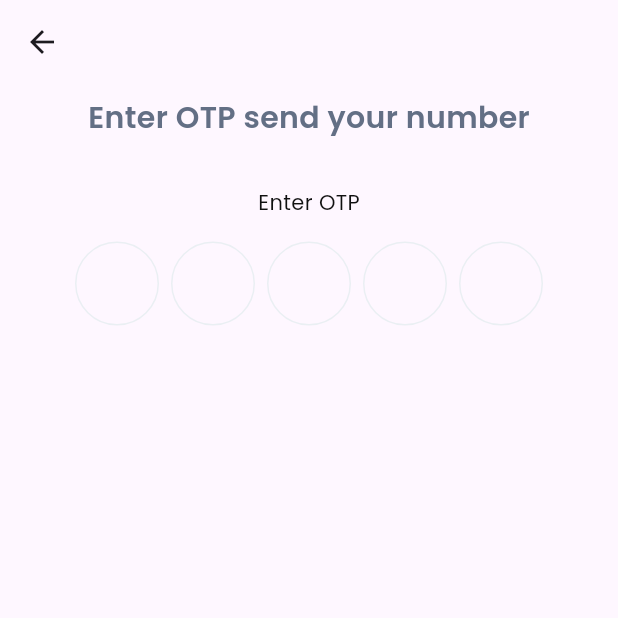
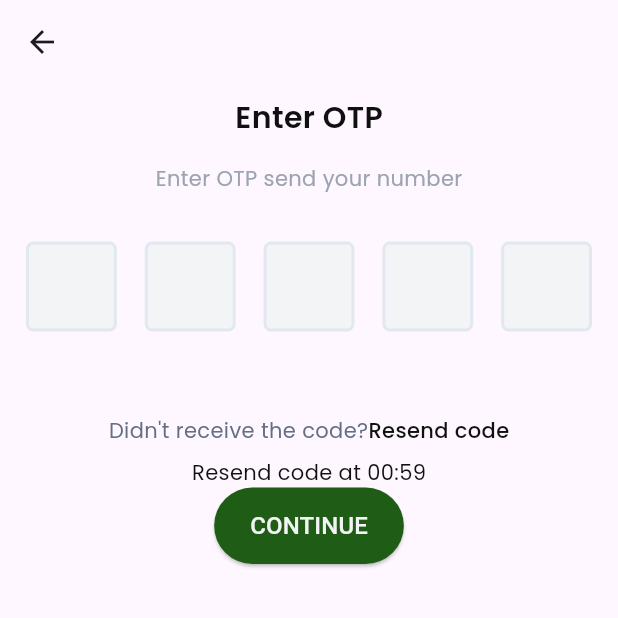
Before and after one commit to Shraboniakter/buyerapp, a Flutter app: the screen it shows after launch, after a tap on "CONTINUE", on a phone screen of 412 x 824 dp, the top half of it. Run offline on Flutter 3.47's test engine with Material 3 defaults, Android fonts, the phone set to English and light mode, and no system bars; drawn by our look-alikes of pin_code_fields, pinput; our stand-ins replace flutter_screenutil, flutter_spinkit, get, google_fonts, intl_phone_field.

```diff
--- a/lib/core/global_widget/custom_elevatedbuttom.dart
+++ b/lib/core/global_widget/custom_elevatedbuttom.dart
@@ -1,8 +1,8 @@
 import 'package:buyerapp/core/utils/app_colors.dart';
 import 'package:flutter/material.dart';
 
-class CustomButtom extends StatelessWidget {
-  const CustomButtom({
+class CustomElevatedButtom extends StatelessWidget {
+  const CustomElevatedButtom({
     super.key,
     required this.text,
     required this.onTap,
--- a/lib/core/utils/app_colors.dart
+++ b/lib/core/utils/app_colors.dart
@@ -6,4 +6,5 @@ class AppColors {
   static const Color grey1 = Color(0xff9BA4B0);
   static const Color white = Color(0xffF3F4F6);
   static const Color black = Color(0xff101010);
+  static const Color neutrals = Color(0xffE2E8F0);
 }
--- /dev/null
+++ b/lib/feature/auth/controller/otp_controller.dart
@@ -0,0 +1,37 @@
+import 'dart:async';
+import 'package:get/get.dart';
+
+class OTPController extends GetxController {
+  final RxInt start = 10.obs;
+  Timer? _timer;
+
+  @override
+  void onInit() {
+    _startTimer();
+    super.onInit();
+  }
+
+  void _startTimer() {
+    const oneSec = Duration(seconds: 1);
+    _timer = Timer.periodic(oneSec, (Timer timer) {
+      if (start.value == 0) {
+        timer.cancel();
+      } else {
+        start.value--;
+      }
+    });
+  }
+
+  void resendCode() {
+    if (start.value == 0) {
+      start.value = 10;
+      _startTimer();
+    }
+  }
+
+  @override
+  void onClose() {
+    _timer?.cancel();
+    super.onClose();
+  }
+}
--- a/lib/feature/auth/screen/login_or_signup_screen.dart
+++ b/lib/feature/auth/screen/login_or_signup_screen.dart
@@ -75,7 +75,7 @@ class LoginOrSignupScreen extends StatelessWidget {
 
                 SizedBox(
                   width: double.infinity,
-                  child: CustomButtom(
+                  child: CustomElevatedButtom(
                     text: "CONTINUE",
                     onTap: () {
                       Get.to(() => OtpScreen());
--- a/lib/feature/auth/screen/otp_screen.dart
+++ b/lib/feature/auth/screen/otp_screen.dart
@@ -1,41 +1,17 @@
+import 'package:buyerapp/core/global_widget/custom_elevatedbuttom.dart';
 import 'package:buyerapp/core/global_widget/custom_text.dart';
 import 'package:buyerapp/core/utils/app_colors.dart';
+import 'package:buyerapp/feature/auth/controller/otp_controller.dart';
 import 'package:flutter/material.dart';
 import 'package:flutter_screenutil/flutter_screenutil.dart';
 import 'package:get/get.dart';
-import 'package:pinput/pinput.dart';
+import 'package:pin_code_fields/pin_code_fields.dart';
 
 class OtpScreen extends StatelessWidget {
-  final TextEditingController pinController = TextEditingController();
-  final defaultPinTheme = PinTheme(
-    width: 56,
-    height: 56,
-    textStyle: TextStyle(
-      fontSize: 20,
-      color: AppColors.white,
-      // fontWeight: FontWeight.w600,
-    ),
-    decoration: BoxDecoration(
-      border: Border.all(color: Color.fromRGBO(234, 239, 243, 1)),
-      borderRadius: BorderRadius.circular(30.r),
-    ),
-  );
-  OtpScreen({super.key});
-
   @override
   Widget build(BuildContext context) {
-    final TextEditingController pinController = TextEditingController();
+    final OTPController controller = Get.put(OTPController());
 
-    final focusedPinTheme = defaultPinTheme.copyDecorationWith(
-      border: Border.all(color: const Color.fromARGB(255, 0, 0, 0)),
-      borderRadius: BorderRadius.circular(8.r),
-    );
-
-    final submittedPinTheme = defaultPinTheme.copyWith(
-      decoration: defaultPinTheme.decoration?.copyWith(
-        color: Color.fromRGBO(32, 127, 206, 1),
-      ),
-    );
     return Scaffold(
       appBar: AppBar(
         leading: IconButton(
@@ -54,29 +30,74 @@ class OtpScreen extends StatelessWidget {
             child: Column(
               children: [
                 CustomTextPoppins(
-                  text: "Enter OTP send your number",
+                  text: "Enter OTP",
                   size: 20,
-                  color: AppColors.grey,
+                  color: AppColors.black,
                   fontWeight: FontWeight.w600,
                 ),
+                SizedBox(height: 16),
+                CustomTextPoppins(
+                  text: "Enter OTP send your number",
+                  size: 14,
+                  color: AppColors.grey1,
+                  fontWeight: FontWeight.w400,
+                ),
                 SizedBox(height: 32),
+                PinCodeTextField(
+                  mainAxisAlignment: MainAxisAlignment.spaceAround,
+                  keyboardType: TextInputType.phone,
+                  length: 5,
+                  obscureText: false,
+                  animationType: AnimationType.fade,
+                  pinTheme: PinTheme(
+                    shape: PinCodeFieldShape.box,
+                    borderRadius: BorderRadius.circular(5),
+                    fieldHeight: 60,
+                    fieldWidth: 60.6,
+                    activeFillColor: AppColors.white,
+                    inactiveFillColor: AppColors.white,
+                    inactiveColor: AppColors.neutrals,
+                    selectedFillColor: AppColors.grey1,
+                  ),
+                  animationDuration: const Duration(milliseconds: 300),
+                  backgroundColor: Colors.transparent,
+                  enableActiveFill: true,
+                  onCompleted: (v) {
+                    print("Completed");
+                  },
+                  onChanged: (value) {
+                    print(value);
+                  },
+                  appContext: context,
+                ),
+                SizedBox(height: 40),
+                Row(
+                  mainAxisAlignment: MainAxisAlignment.center,
+                  children: [
+                    CustomTextPoppins(
+                      text: "Didn't receive the code?",
+                      size: 14,
+                      color: AppColors.grey,
+                      fontWeight: FontWeight.w400,
+                    ),
+                    CustomTextPoppins(
+                      text: "Resend code",
+                      size: 14,
+                      color: AppColors.black,
+                      fontWeight: FontWeight.w500,
+                    ),
+                  ],
+                ),
+                SizedBox(height: 8),
                 CustomTextPoppins(
-                  text: "Enter OTP",
+                  text: "Resend code at 00:59",
                   size: 14,
                   color: AppColors.black,
                   fontWeight: FontWeight.w400,
                 ),
-                SizedBox(height: 16),
-                Pinput(
-                  controller: pinController,
-                  length: 5,
-                  defaultPinTheme: defaultPinTheme,
-                  focusedPinTheme: focusedPinTheme,
-                  submittedPinTheme: submittedPinTheme,
-
-                  showCursor: true,
-                  onCompleted: (pin) => print(pin),
-                ),
+                Expanded(child: SizedBox()),
+                CustomElevatedButtom(text: "CONTINUE", onTap: () {}),
+                SizedBox(height: 24),
               ],
             ),
           ),
--- a/pubspec.yaml
+++ b/pubspec.yaml
@@ -21,6 +21,7 @@ dependencies:
   intl_phone_field:
   flutter_verification_code: ^1.1.7
   pinput: ^5.0.2
+  pin_code_fields: ^8.0.1
 
 dev_dependencies:
   flutter_test:
```
Also changed, not shown: pubspec.lock.
